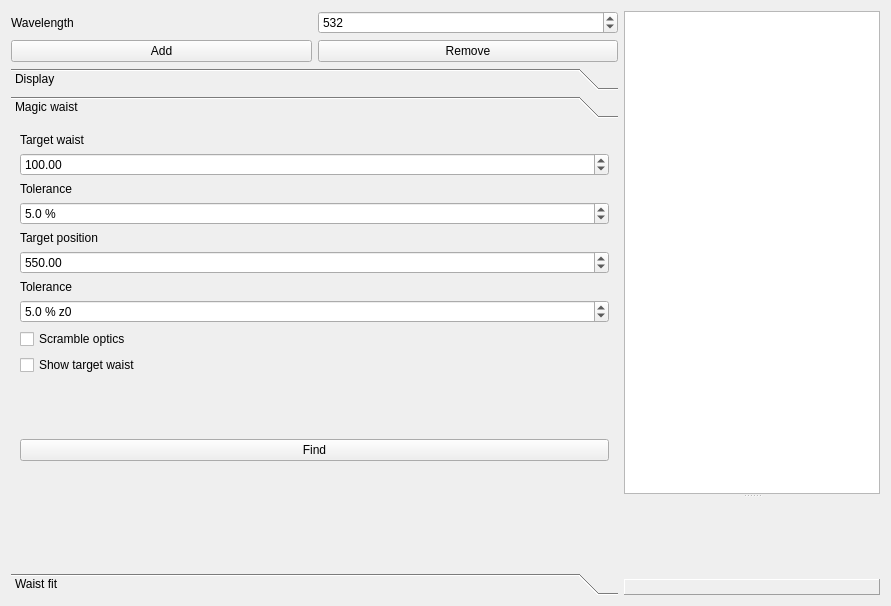
First picture: the form in GaussianBeamForm.ui, repository krokosik/GaussianBeam, before the edit.
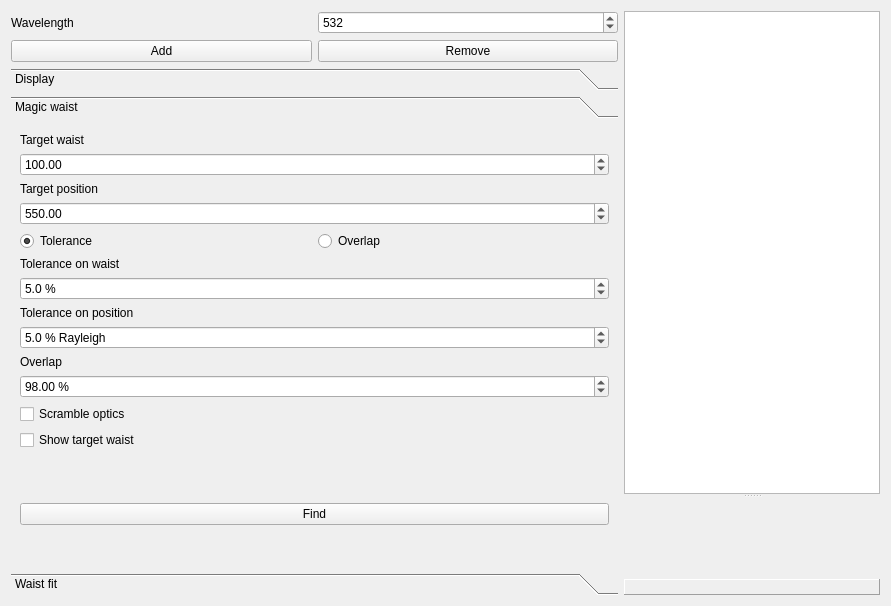
Second picture: the form after the edit.

Patch:
```diff
--- a/GaussianBeamForm.ui
+++ b/GaussianBeamForm.ui
@@ -263,7 +263,7 @@
           <x>0</x>
           <y>0</y>
           <width>607</width>
-          <height>418</height>
+          <height>442</height>
          </rect>
         </property>
         <attribute name="label" >
@@ -287,32 +287,6 @@
            </property>
           </widget>
          </item>
-         <item>
-          <widget class="QLabel" name="label_6" >
-           <property name="text" >
-            <string>Tolerance</string>
-           </property>
-          </widget>
-         </item>
-         <item>
-          <widget class="QDoubleSpinBox" name="doubleSpinBox_WaistTolerance" >
-           <property name="suffix" >
-            <string> %</string>
-           </property>
-           <property name="decimals" >
-            <number>1</number>
-           </property>
-           <property name="minimum" >
-            <double>0.000000000000000</double>
-           </property>
-           <property name="maximum" >
-            <double>100000.000000000000000</double>
-           </property>
-           <property name="value" >
-            <double>5.000000000000000</double>
-           </property>
-          </widget>
-         </item>
          <item>
           <widget class="QLabel" name="label_2" >
            <property name="text" >
@@ -334,16 +308,63 @@
           </widget>
          </item>
          <item>
-          <widget class="QLabel" name="label_7" >
+          <layout class="QHBoxLayout" >
+           <item>
+            <widget class="QRadioButton" name="radioButton_Tolerance" >
+             <property name="text" >
+              <string>Tolerance</string>
+             </property>
+             <property name="checked" >
+              <bool>true</bool>
+             </property>
+            </widget>
+           </item>
+           <item>
+            <widget class="QRadioButton" name="radioButton_Overlap" >
+             <property name="text" >
+              <string>Overlap</string>
+             </property>
+            </widget>
+           </item>
+          </layout>
+         </item>
+         <item>
+          <widget class="QLabel" name="label_WaistTolerance" >
            <property name="text" >
-            <string>Tolerance</string>
+            <string>Tolerance on waist</string>
+           </property>
+          </widget>
+         </item>
+         <item>
+          <widget class="QDoubleSpinBox" name="doubleSpinBox_WaistTolerance" >
+           <property name="suffix" >
+            <string> %</string>
+           </property>
+           <property name="decimals" >
+            <number>1</number>
+           </property>
+           <property name="minimum" >
+            <double>0.000000000000000</double>
+           </property>
+           <property name="maximum" >
+            <double>100000.000000000000000</double>
+           </property>
+           <property name="value" >
+            <double>5.000000000000000</double>
+           </property>
+          </widget>
+         </item>
+         <item>
+          <widget class="QLabel" name="label_PositionTolerance" >
+           <property name="text" >
+            <string>Tolerance on position</string>
            </property>
           </widget>
          </item>
          <item>
           <widget class="QDoubleSpinBox" name="doubleSpinBox_PositionTolerance" >
            <property name="suffix" >
-            <string> % z0</string>
+            <string> % Rayleigh</string>
            </property>
            <property name="decimals" >
             <number>1</number>
@@ -356,6 +377,26 @@
            </property>
           </widget>
          </item>
+         <item>
+          <widget class="QLabel" name="label_MinOverlap" >
+           <property name="text" >
+            <string>Overlap</string>
+           </property>
+          </widget>
+         </item>
+         <item>
+          <widget class="QDoubleSpinBox" name="doubleSpinBox_MinOverlap" >
+           <property name="suffix" >
+            <string> %</string>
+           </property>
+           <property name="maximum" >
+            <double>100.000000000000000</double>
+           </property>
+           <property name="value" >
+            <double>98.000000000000000</double>
+           </property>
+          </widget>
+         </item>
          <item>
           <widget class="QCheckBox" name="checkBox_Scramble" >
            <property name="text" >
@@ -370,6 +411,13 @@
            </property>
           </widget>
          </item>
+         <item>
+          <widget class="QLabel" name="label_OverlapResult" >
+           <property name="text" >
+            <string/>
+           </property>
+          </widget>
+         </item>
          <item>
           <widget class="QLabel" name="label_MagicWaistResult" >
            <property name="text" >
```
Left out of the diff: 8 changed lines with no effect on the pictures.
